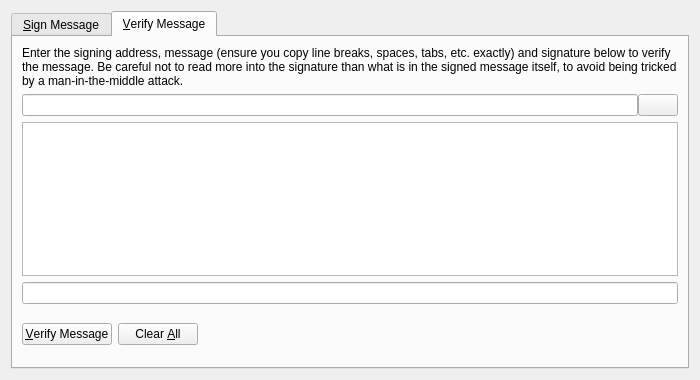
Before: the Qt Designer form src/qt/forms/signverifymessagedialog.ui in mcobitcoin/mcobit, drawn with Qt 5.
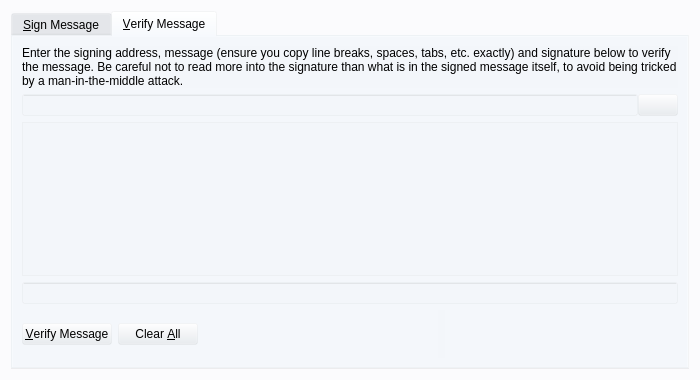
After: the same form once the commit is applied. Icons and pictures are not drawn. Custom widgets are drawn as their Qt base class.

Diff of the .ui file:
```diff
--- a/src/qt/forms/signverifymessagedialog.ui
+++ b/src/qt/forms/signverifymessagedialog.ui
@@ -14,7 +14,7 @@
    <string>Signatures - Sign / Verify a Message</string>
   </property>
   <property name="styleSheet">
-   <string notr="true">background-image: url(:/images/2s);</string>
+   <string notr="true">background:rgba(232, 236, 241, 0.1);</string>
   </property>
   <property name="modal">
    <bool>true</bool>
```
